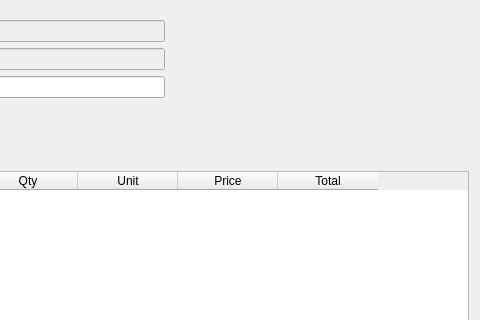
This is FrontDesk/c5storeinventory.ui in End1-1/Cafe5 as Qt 5 draws it before an edit; both pictures show x 334 to 814 and y 0 to 320 of the 814 by 571 pixel window. The edited form follows.
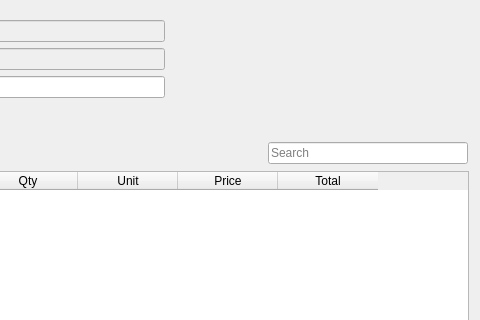
This is the edited form. Icons and pictures are not drawn. Custom widgets are drawn as their Qt base class.

The edit to the form file:
```diff
--- a/FrontDesk/c5storeinventory.ui
+++ b/FrontDesk/c5storeinventory.ui
@@ -182,6 +182,19 @@
         </property>
        </spacer>
       </item>
+      <item>
+       <widget class="C5LineEdit" name="leSearch">
+        <property name="maximumSize">
+         <size>
+          <width>200</width>
+          <height>16777215</height>
+         </size>
+        </property>
+        <property name="placeholderText">
+         <string>Search</string>
+        </property>
+       </widget>
+      </item>
      </layout>
     </widget>
    </item>
```
